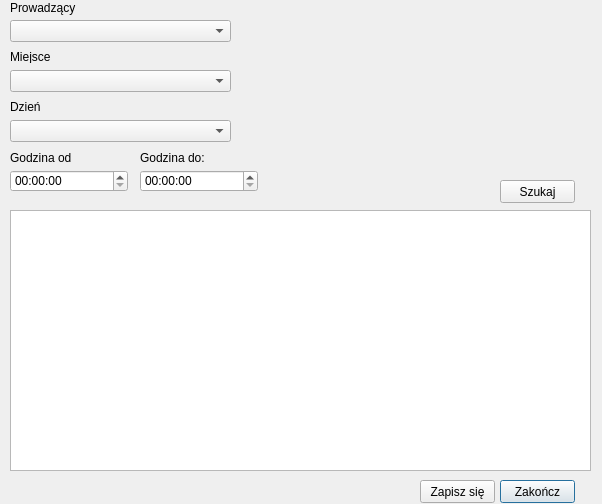
Before: the Qt Designer form signup_for_event_dialog.ui in MichalKNR/FitMaster5000, drawn with Qt 5.
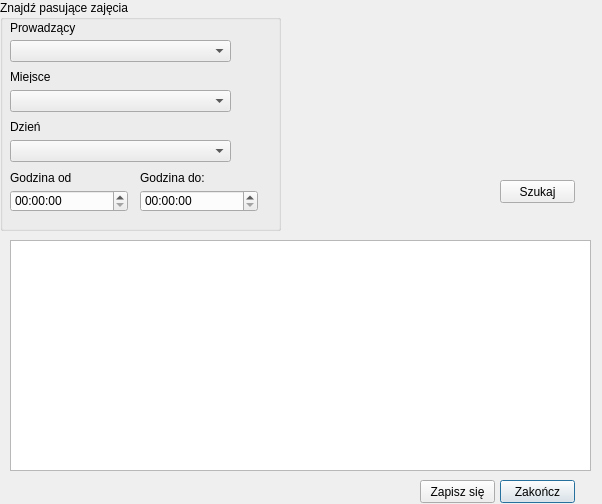
After: the same form once the commit is applied.

```diff
--- a/signup_for_event_dialog.ui
+++ b/signup_for_event_dialog.ui
@@ -17,9 +17,9 @@
    <property name="geometry">
     <rect>
      <x>10</x>
-     <y>210</y>
+     <y>240</y>
      <width>581</width>
-     <height>261</height>
+     <height>231</height>
     </rect>
    </property>
   </widget>
@@ -66,7 +66,7 @@
    <property name="geometry">
     <rect>
      <x>10</x>
-     <y>20</y>
+     <y>40</y>
      <width>221</width>
      <height>22</height>
     </rect>
@@ -79,7 +79,7 @@
    <property name="geometry">
     <rect>
      <x>10</x>
-     <y>150</y>
+     <y>170</y>
      <width>81</width>
      <height>16</height>
     </rect>
@@ -92,7 +92,7 @@
    <property name="geometry">
     <rect>
      <x>10</x>
-     <y>170</y>
+     <y>190</y>
      <width>118</width>
      <height>22</height>
     </rect>
@@ -102,7 +102,7 @@
    <property name="geometry">
     <rect>
      <x>10</x>
-     <y>50</y>
+     <y>70</y>
      <width>47</width>
      <height>13</height>
     </rect>
@@ -115,7 +115,7 @@
    <property name="geometry">
     <rect>
      <x>10</x>
-     <y>100</y>
+     <y>120</y>
      <width>47</width>
      <height>13</height>
     </rect>
@@ -128,7 +128,7 @@
    <property name="geometry">
     <rect>
      <x>10</x>
-     <y>70</y>
+     <y>90</y>
      <width>221</width>
      <height>22</height>
     </rect>
@@ -138,7 +138,7 @@
    <property name="geometry">
     <rect>
      <x>10</x>
-     <y>0</y>
+     <y>20</y>
      <width>71</width>
      <height>16</height>
     </rect>
@@ -151,7 +151,7 @@
    <property name="geometry">
     <rect>
      <x>10</x>
-     <y>120</y>
+     <y>140</y>
      <width>221</width>
      <height>22</height>
     </rect>
@@ -161,7 +161,7 @@
    <property name="geometry">
     <rect>
      <x>140</x>
-     <y>170</y>
+     <y>190</y>
      <width>118</width>
      <height>22</height>
     </rect>
@@ -171,7 +171,7 @@
    <property name="geometry">
     <rect>
      <x>140</x>
-     <y>150</y>
+     <y>170</y>
      <width>81</width>
      <height>16</height>
     </rect>
@@ -180,6 +180,19 @@
     <string>Godzina do:</string>
    </property>
   </widget>
+  <widget class="QGroupBox" name="groupBox">
+   <property name="geometry">
+    <rect>
+     <x>0</x>
+     <y>0</y>
+     <width>281</width>
+     <height>231</height>
+    </rect>
+   </property>
+   <property name="title">
+    <string>Znajdź pasujące zajęcia</string>
+   </property>
+  </widget>
  </widget>
  <resources/>
  <connections/>
```
